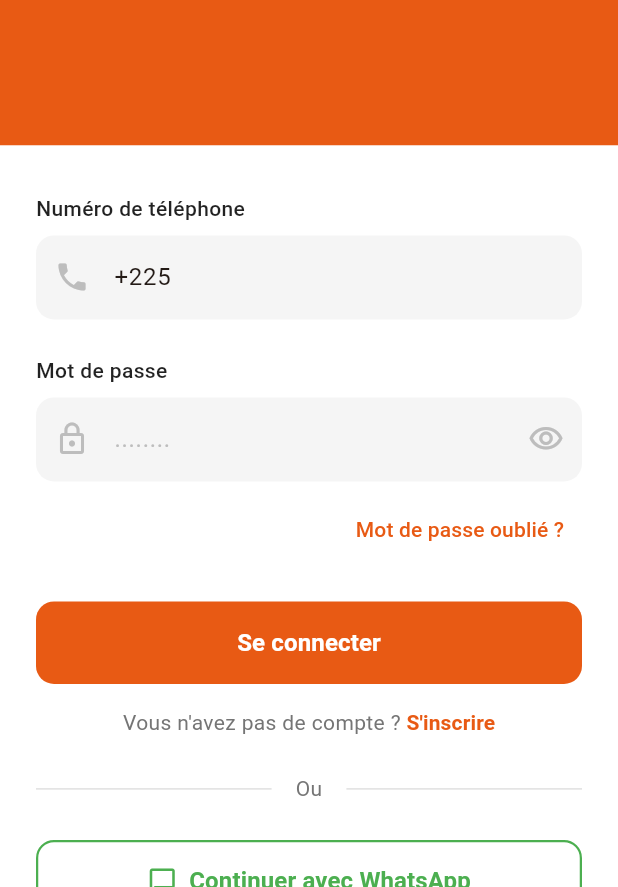
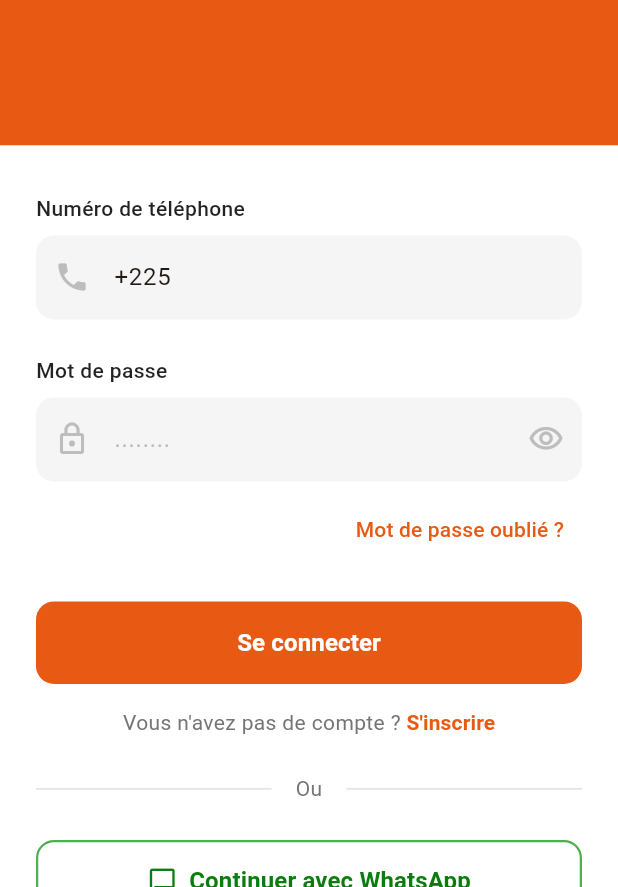
Before and after one commit to Grace27-Y/Proxigaz, a Flutter app: the screen it shows after launch, on a phone screen of 412 x 824 dp, the part 349-1236 px from its top. Run offline on Flutter 3.47's test engine with Material 3 defaults, Android fonts, the phone set to English and light mode, and no system bars.

Commit message:
Modification des couleurs

```diff
--- a/lib/auth_page.dart
+++ b/lib/auth_page.dart
@@ -458,7 +458,7 @@ class _AuthPageState extends State<AuthPage> {
                               child: const Text(
                                 'Mot de passe oublié ?',
                                 style: TextStyle(
-                                  color: const Color.fromARGB(255, 232, 90, 20),
+                                  color:  Color.fromARGB(255, 232, 90, 20),
                                   fontSize: 14,
                                 ),
                               ),
@@ -518,7 +518,7 @@ class _AuthPageState extends State<AuthPage> {
                               child: Text(
                                 _isLogin ? 'S\'inscrire' : 'Se connecter',
                                 style: const TextStyle(
-                                  color: const Color.fromARGB(255, 232, 90, 20),
+                                  color:  Color.fromARGB(255, 232, 90, 20),
                                   fontSize: 14,
                                   fontWeight: FontWeight.bold,
                                 ),
@@ -585,14 +585,14 @@ class _AuthPageState extends State<AuthPage> {
                               children: [
                                 Icon(
                                   Icons.chat_bubble_outline,
-                                  color: _isWhatsAppHovered ? Colors.white : Colors.green,
+                                  color: _isWhatsAppHovered ? Colors.white :  Color.fromARGB(255, 10, 125, 14),
                                   size: 20,
                                 ),
                                 const SizedBox(width: 8),
                                 Text(
                                   'Continuer avec WhatsApp',
                                   style: TextStyle(
-                                    color: _isWhatsAppHovered ? Colors.white : Colors.green,
+                                    color: _isWhatsAppHovered ? Colors.white : Color.fromARGB(255, 10, 125, 14),
                                     fontSize: 16,
                                     fontWeight: FontWeight.bold,
                                   ),
```
